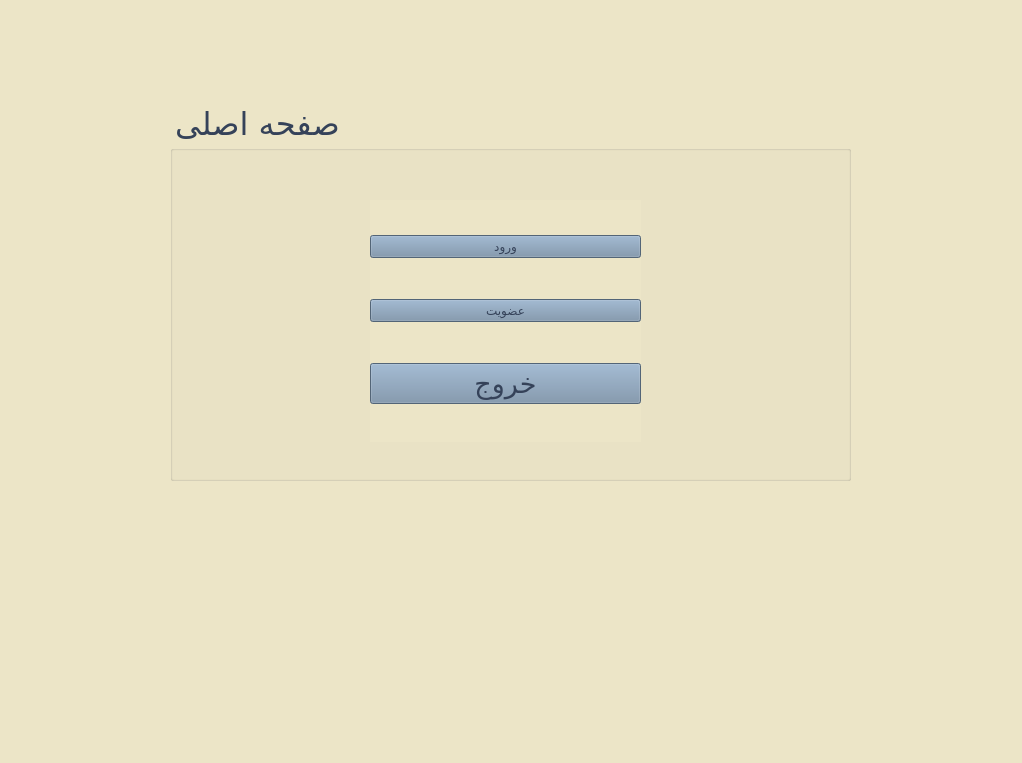
The window that Project_Ap/loginpage.ui (AP-projects-4001/metagoofill) describes before a commit, drawn with Qt 5.
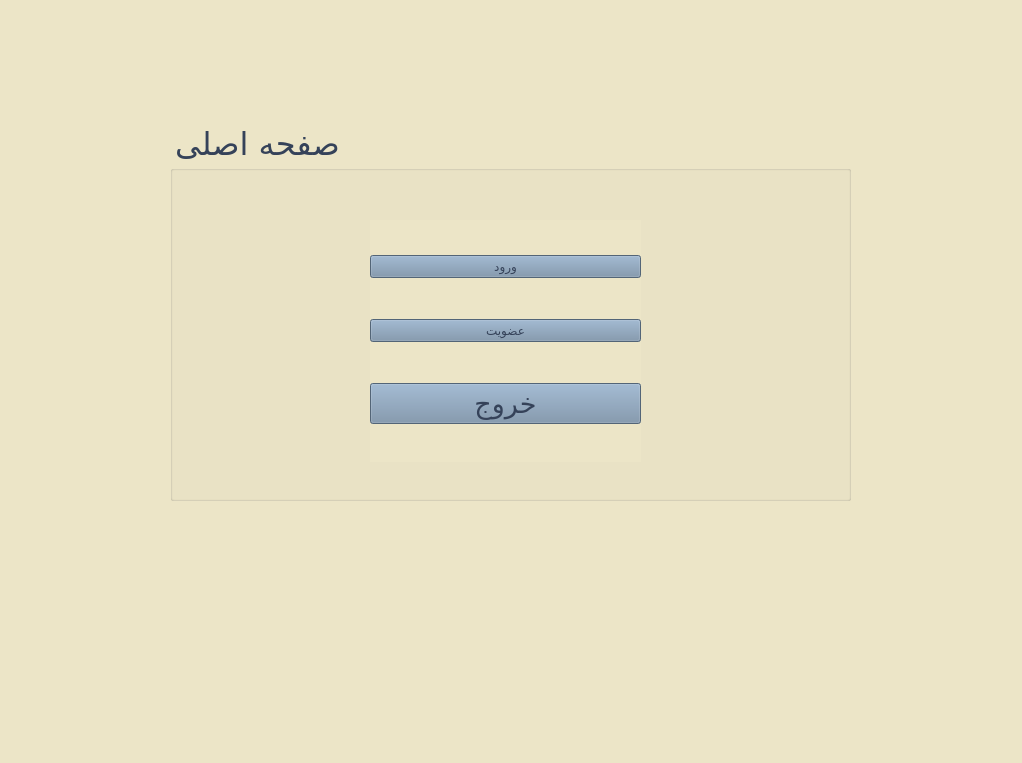
The same window after the commit.

```diff
--- a/Project_Ap/loginpage.ui
+++ b/Project_Ap/loginpage.ui
@@ -21,7 +21,7 @@
     <property name="geometry">
      <rect>
       <x>170</x>
-      <y>100</y>
+      <y>120</y>
       <width>681</width>
       <height>381</height>
      </rect>
@@ -41,7 +41,7 @@
     <property name="title">
      <string>صفحه اصلی</string>
     </property>
-    <widget class="QWidget" name="">
+    <widget class="QWidget" name="layoutWidget">
      <property name="geometry">
       <rect>
        <x>200</x>
```
Left out of the diff: 10 changed lines with no effect on the pictures.
